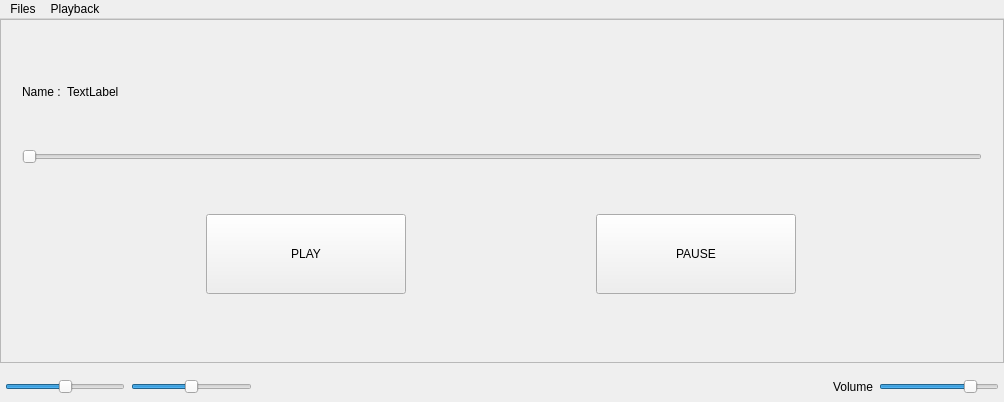
The window that Sub-Merge/SubMerge.ui (G-Maveryck/SubMerge) describes before a commit, drawn with Qt 5.
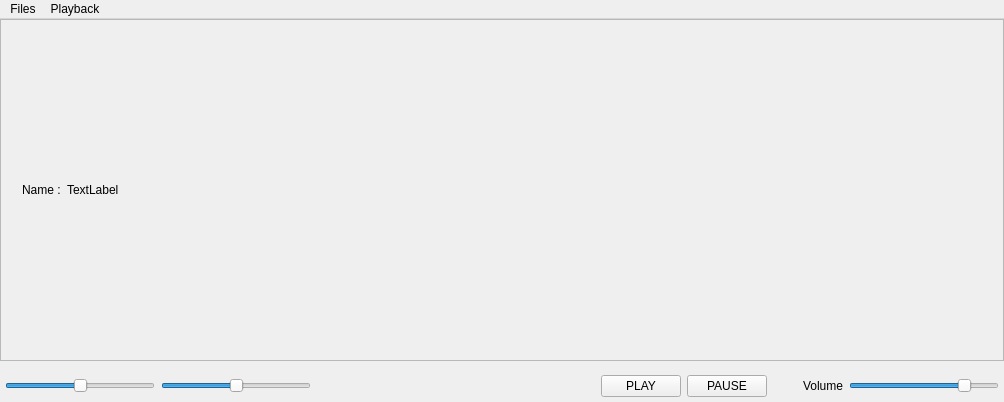
The same window after the commit.

```diff
--- a/Sub-Merge/SubMerge.ui
+++ b/Sub-Merge/SubMerge.ui
@@ -138,55 +138,6 @@
             </item>
            </layout>
           </item>
-          <item>
-           <widget class="QSlider" name="TimeLine">
-            <property name="orientation">
-             <enum>Qt::Horizontal</enum>
-            </property>
-           </widget>
-          </item>
-          <item>
-           <layout class="QHBoxLayout" name="horizontalLayout_3">
-            <item>
-             <widget class="QPushButton" name="B_Play">
-              <property name="sizePolicy">
-               <sizepolicy hsizetype="Preferred" vsizetype="Preferred">
-                <horstretch>0</horstretch>
-                <verstretch>0</verstretch>
-               </sizepolicy>
-              </property>
-              <property name="maximumSize">
-               <size>
-                <width>200</width>
-                <height>80</height>
-               </size>
-              </property>
-              <property name="text">
-               <string>PLAY</string>
-              </property>
-             </widget>
-            </item>
-            <item>
-             <widget class="QPushButton" name="B_Pause">
-              <property name="sizePolicy">
-               <sizepolicy hsizetype="Preferred" vsizetype="Preferred">
-                <horstretch>0</horstretch>
-                <verstretch>0</verstretch>
-               </sizepolicy>
-              </property>
-              <property name="maximumSize">
-               <size>
-                <width>200</width>
-                <height>80</height>
-               </size>
-              </property>
-              <property name="text">
-               <string>PAUSE</string>
-              </property>
-             </widget>
-            </item>
-           </layout>
-          </item>
          </layout>
         </widget>
        </item>
@@ -218,6 +169,18 @@
         <layout class="QHBoxLayout" name="Control_Layout">
          <item>
           <widget class="QSlider" name="s_Pitch">
+           <property name="sizePolicy">
+            <sizepolicy hsizetype="Expanding" vsizetype="Fixed">
+             <horstretch>0</horstretch>
+             <verstretch>0</verstretch>
+            </sizepolicy>
+           </property>
+           <property name="minimumSize">
+            <size>
+             <width>80</width>
+             <height>0</height>
+            </size>
+           </property>
            <property name="maximumSize">
             <size>
              <width>150</width>
@@ -243,6 +206,18 @@
          </item>
          <item>
           <widget class="QSlider" name="s_Time">
+           <property name="sizePolicy">
+            <sizepolicy hsizetype="Expanding" vsizetype="Fixed">
+             <horstretch>0</horstretch>
+             <verstretch>0</verstretch>
+            </sizepolicy>
+           </property>
+           <property name="minimumSize">
+            <size>
+             <width>80</width>
+             <height>0</height>
+            </size>
+           </property>
            <property name="maximumSize">
             <size>
              <width>150</width>
@@ -269,14 +244,68 @@
            </property>
           </widget>
          </item>
+         <item>
+          <spacer name="horizontalSpacer_2">
+           <property name="orientation">
+            <enum>Qt::Horizontal</enum>
+           </property>
+           <property name="sizeHint" stdset="0">
+            <size>
+             <width>40</width>
+             <height>20</height>
+            </size>
+           </property>
+          </spacer>
+         </item>
+         <item>
+          <widget class="QPushButton" name="B_Play">
+           <property name="sizePolicy">
+            <sizepolicy hsizetype="Preferred" vsizetype="Preferred">
+             <horstretch>0</horstretch>
+             <verstretch>0</verstretch>
+            </sizepolicy>
+           </property>
+           <property name="maximumSize">
+            <size>
+             <width>200</width>
+             <height>80</height>
+            </size>
+           </property>
+           <property name="text">
+            <string>PLAY</string>
+           </property>
+          </widget>
+         </item>
+         <item>
+          <widget class="QPushButton" name="B_Pause">
+           <property name="sizePolicy">
+            <sizepolicy hsizetype="Preferred" vsizetype="Preferred">
+             <horstretch>0</horstretch>
+             <verstretch>0</verstretch>
+            </sizepolicy>
+           </property>
+           <property name="maximumSize">
+            <size>
+             <width>200</width>
+             <height>80</height>
+            </size>
+           </property>
+           <property name="text">
+            <string>PAUSE</string>
+           </property>
+          </widget>
+         </item>
          <item>
           <spacer name="horizontalSpacer">
            <property name="orientation">
             <enum>Qt::Horizontal</enum>
            </property>
+           <property name="sizeType">
+            <enum>QSizePolicy::Fixed</enum>
+           </property>
            <property name="sizeHint" stdset="0">
             <size>
-             <width>575</width>
+             <width>30</width>
              <height>20</height>
             </size>
            </property>
@@ -297,6 +326,12 @@
              <verstretch>0</verstretch>
             </sizepolicy>
            </property>
+           <property name="minimumSize">
+            <size>
+             <width>80</width>
+             <height>0</height>
+            </size>
+           </property>
            <property name="maximumSize">
             <size>
              <width>150</width>
```
